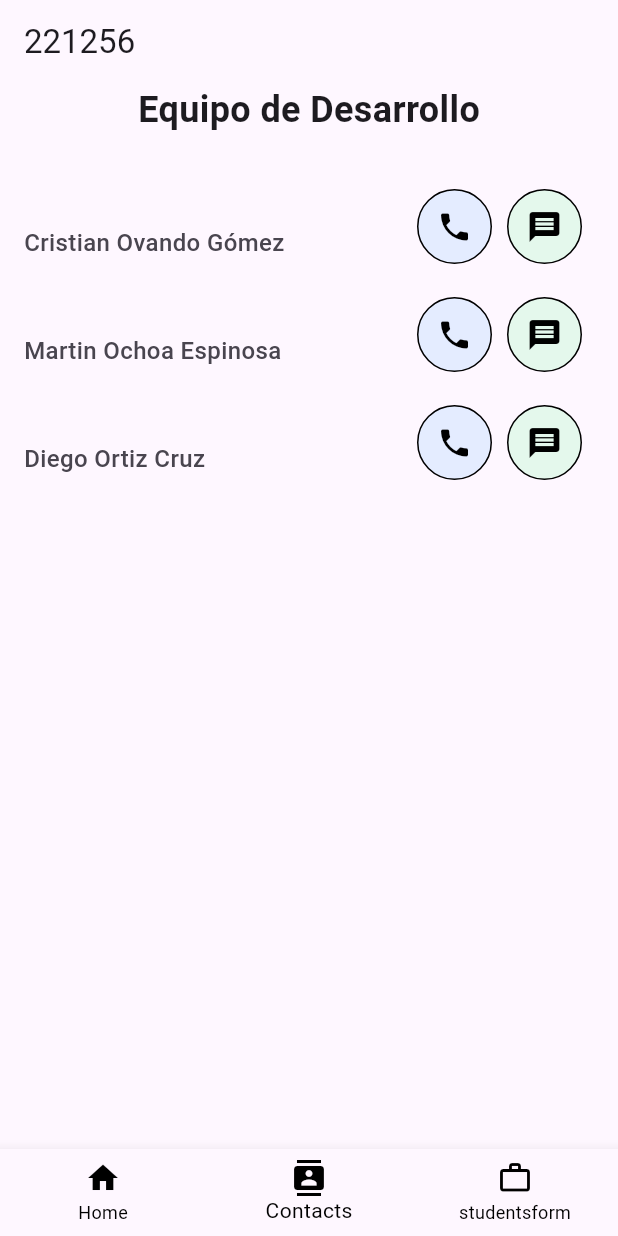
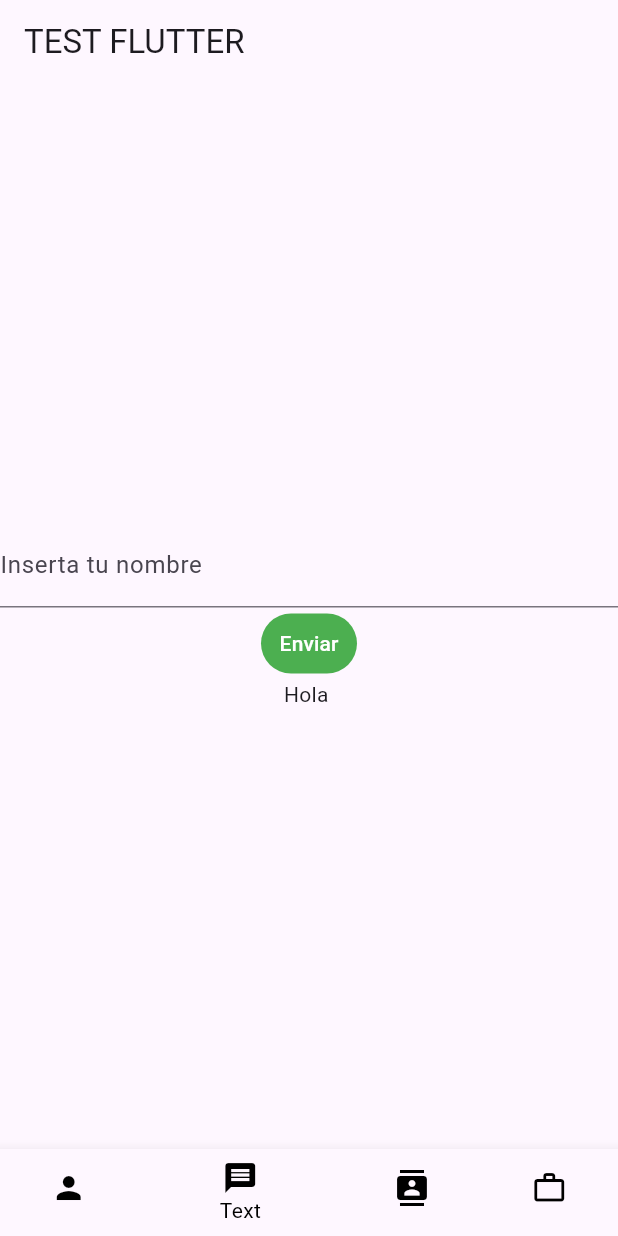
Before and after one commit to cristianOvando/TestFlutter, a Flutter app: the screen it shows after launch, item 2 of the bottom bar chosen, on a phone screen of 412 x 824 dp. Run offline on Flutter 3.47's test engine with Material 3 defaults, Android fonts, the phone set to English and light mode, and no system bars.

Commit message:
[update] message,phonecall,text

```diff
--- a/lib/main.dart
+++ b/lib/main.dart
@@ -3,9 +3,10 @@ import 'package:testflutter/screnn/StudentList.dart';
 import 'package:testflutter/screnn/contacts.dart';
 import 'package:testflutter/screnn/home.dart';
 import 'package:testflutter/screnn/StudentForm.dart';
+import 'package:testflutter/screnn/text.dart';
 
 void main() {
-  runApp(MyApp());
+  runApp(const MyApp());
 }
 
 class MyApp extends StatelessWidget {
@@ -21,10 +22,11 @@ class MyApp extends StatelessWidget {
       debugShowCheckedModeBanner: false,
       initialRoute: '/home',
       routes: {
-        '/home': (context) => HomeScreen(),
+        '/home': (context) => const HomeScreen(),
         '/contacts': (context) => const ContactsScreen(),
-        '/studentform': (context) => StudentForm(),
-        '/studentlist': (context) => StudentList(),
+        '/text':(context) => const TextScreen(),
+        '/studentform': (context) => const StudentForm(),
+        '/studentlist': (context) => const StudentList(),
       },
     );
   }
--- a/lib/screnn/StudentForm.dart
+++ b/lib/screnn/StudentForm.dart
@@ -26,11 +26,11 @@ class TextFieldClass extends StatelessWidget {
   final FormFieldValidator<String>? validator;
 
   const TextFieldClass({
-    Key? key,
+    super.key,
     required this.labelText,
     this.onSaved,
     this.validator,
-  }) : super(key: key);
+  });
 
   @override
   Widget build(BuildContext context) {
--- a/lib/screnn/home.dart
+++ b/lib/screnn/home.dart
@@ -1,6 +1,7 @@
 import 'package:flutter/material.dart';
+import 'package:testflutter/screnn/StudentForm.dart';
 import 'package:testflutter/screnn/contacts.dart';
-import 'package:testflutter/screnn/StudentForm.dart';
+import 'package:testflutter/screnn/text.dart';
 import 'package:url_launcher/url_launcher.dart';
 
 class HomeScreen extends StatefulWidget {
@@ -12,6 +13,7 @@ class HomeScreen extends StatefulWidget {
 
 class _HomeScreenState extends State<HomeScreen> {
   final String name = 'Cristian Ovando Gómez';
+  final String matricula = '221256';
 
   int _selectedIndex = 0;
 
@@ -25,13 +27,17 @@ class _HomeScreenState extends State<HomeScreen> {
         child: Column(
           mainAxisAlignment: MainAxisAlignment.center,
           children: [
-            CircleAvatar(
+            const CircleAvatar(
               radius: 50,
               backgroundImage: AssetImage('images/yo.jpg'),
             ),
             const SizedBox(height: 20),
             Text(
               name,
+              style: const TextStyle(fontSize: 24, fontWeight: FontWeight.bold),
+            ),
+            Text(
+              matricula,
               style: const TextStyle(fontSize: 24, fontWeight: FontWeight.bold),
             ),
             const SizedBox(height: 20),
@@ -48,8 +54,9 @@ class _HomeScreenState extends State<HomeScreen> {
           ],
         ),
       ),
+      const TextScreen(),
       const ContactsScreen(),
-      StudentForm()
+      const StudentForm()
     ]);
   }
 
@@ -62,7 +69,7 @@ class _HomeScreenState extends State<HomeScreen> {
   @override
   Widget build(BuildContext context) {
     return Scaffold(
-      appBar: AppBar(title: const Text('221256')),
+      appBar: AppBar(title: const Text('TEST FLUTTER')),
       body: _screens[_selectedIndex],
       bottomNavigationBar: BottomNavigationBar(
         currentIndex: _selectedIndex,
@@ -71,8 +78,12 @@ class _HomeScreenState extends State<HomeScreen> {
         unselectedItemColor: Colors.black,
         items: const [
           BottomNavigationBarItem(
-            icon: Icon(Icons.home),
+            icon: Icon(Icons.person),
             label: 'Home',
+          ),
+          BottomNavigationBarItem(
+            icon: Icon(Icons.message),
+            label: 'Text',
           ),
           BottomNavigationBarItem(
             icon: Icon(Icons.contacts),
--- /dev/null
+++ b/lib/screnn/text.dart
@@ -0,0 +1,49 @@
+import 'package:flutter/material.dart';
+
+class TextScreen extends StatefulWidget {
+  const TextScreen({super.key});
+
+  @override
+  _TextScreenState createState() => _TextScreenState();
+}
+
+class _TextScreenState extends State<TextScreen> {
+  String nombre = ''; // Aquí se almacena el estado del nombre
+
+  final TextEditingController _controller =
+      TextEditingController(); // Controlador para el TextField
+
+  @override
+  Widget build(BuildContext context) {
+    return Scaffold(
+      body: Center(
+        child: Column(
+          mainAxisAlignment:
+              MainAxisAlignment.center, // Centra los elementos en la columna
+          children: [
+            TextField(
+              controller: _controller, // Asocia el controlador al TextField
+              decoration: const InputDecoration(
+                labelText: 'Inserta tu nombre',
+              ),
+            ),
+            TextButton(
+              style: ButtonStyle(
+                foregroundColor: WidgetStateProperty.all(Colors.white),
+                backgroundColor: WidgetStateProperty.all(Colors.green),
+              ),
+              onPressed: () {
+                setState(() {
+                  nombre = _controller
+                      .text; // Actualiza el estado con el valor del TextField
+                });
+              },
+              child: const Text('Enviar'),
+            ),
+            Text('Hola $nombre'),
+          ],
+        ),
+      ),
+    );
+  }
+}
```
Also changed, not shown: lib/screnn/contacts.dart (+35 -29 lines).
